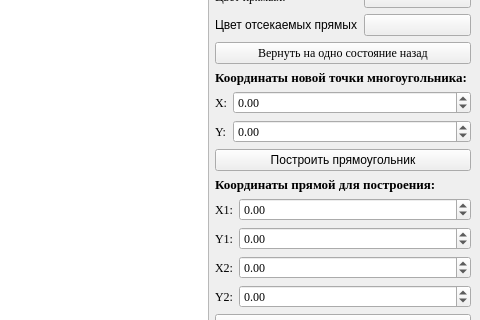
Before: the Qt Designer form 8_lab/main.ui in needsomesleeptd/Compgraph, drawn with Qt 5; both pictures show x 713 to 1193 and y 480 to 800 of the 1193 by 1000 pixel window.
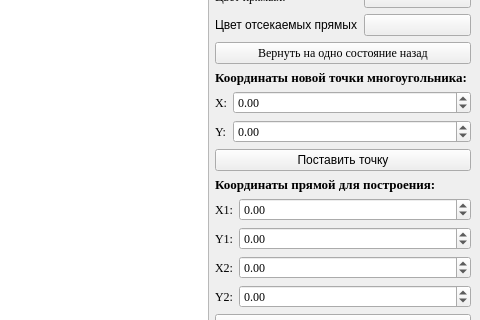
After: the same form once the commit is applied. Custom widgets are drawn as their Qt base class.

What changed in the file:
```diff
--- a/8_lab/main.ui
+++ b/8_lab/main.ui
@@ -234,7 +234,7 @@
           <item>
            <widget class="QPushButton" name="create_rect">
             <property name="text">
-             <string>Построить прямоугольник</string>
+             <string>Поставить точку</string>
             </property>
            </widget>
           </item>
```
